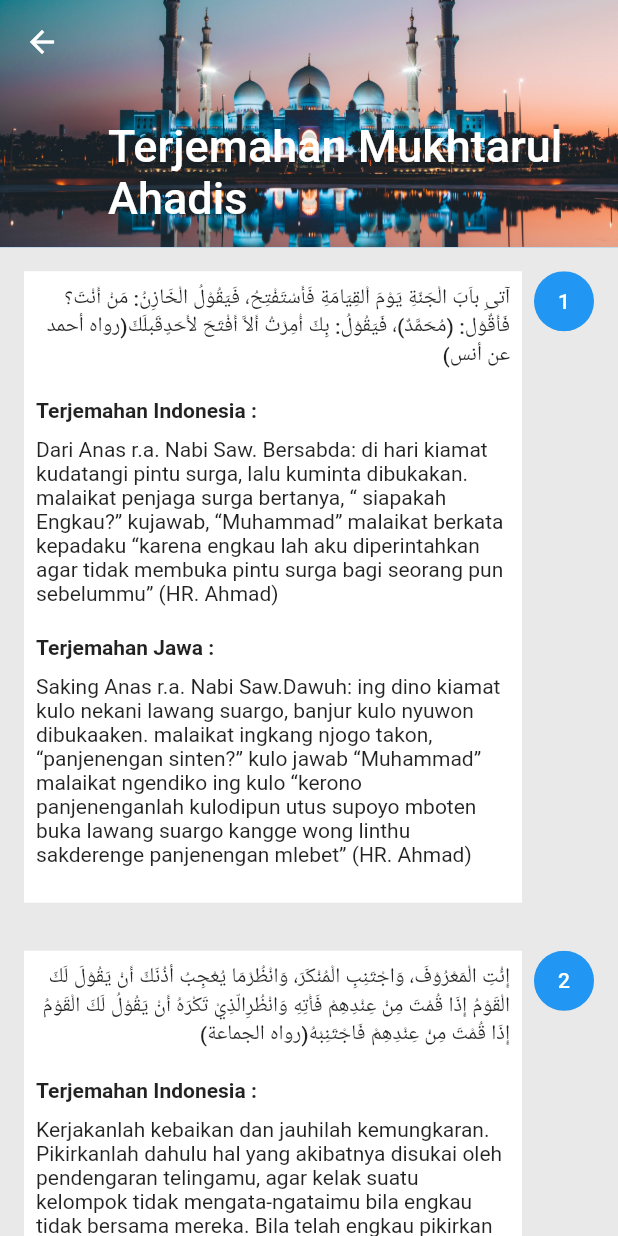
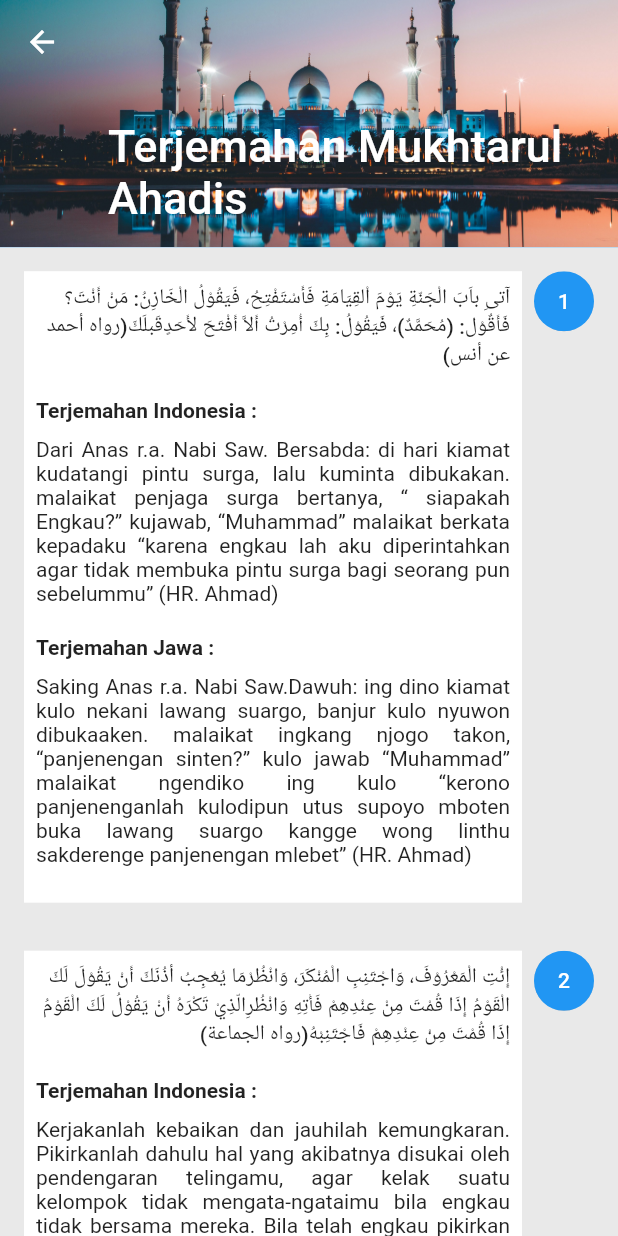
Before and after one commit to almasaml/flutter_app-master, a Flutter app: the MukhtarulHadist screen opened directly, on a phone screen of 412 x 824 dp. Run offline on Flutter 3.47's test engine with Material 2 defaults, Android fonts, the light colour scheme and no system bars; our stand-ins replace convex_bottom_bar, dropdown_search, get_storage, google_fonts, sizer; accounts and stored records are empty; network calls fail.

Commit message:
setting bahasa semua hadist

```diff
--- a/lib/menu/mukhtarulHadist.dart
+++ b/lib/menu/mukhtarulHadist.dart
@@ -4,6 +4,8 @@ import 'dart:convert';
 import 'package:flutter/material.dart';
 import 'package:flutter/services.dart' as rootBundle;
 import 'package:flutter_app/model/arabModel.dart';
+import 'package:flutter_app/model/mode_bahasa_model.dart';
+import 'package:flutter_app/utils/visible_widget.dart';
 import 'package:sizer/sizer.dart';
 
 import '../utils/storage.dart';
@@ -48,10 +50,7 @@ class _MukhtarulHadistState extends State<MukhtarulHadist> {
                     var items = data.data as List<ArabDataModel>;
                     return ListView.builder(itemBuilder: (context, index) {
                       return HadistListItem(
-                          arab: items[index].value.toString(),
-                          indonesia: items[index].valueIndonesia.toString(),
-                          jawa: items[index].valueJawa.toString(),
-                          ayat: items[index].id.toString());
+                          arab: items[index].value.toString(), indonesia: items[index].valueIndonesia.toString(), jawa: items[index].valueJawa.toString(), ayat: items[index].id.toString());
                     });
                   } else {
                     return Center(
@@ -68,12 +67,9 @@ class _MukhtarulHadistState extends State<MukhtarulHadist> {
   }
 
   Future<List<ArabDataModel>> readJsonData() async {
-    final jsondata =
-        await rootBundle.rootBundle.loadString('jsonfile/arab.json');
-    final jsondata2 =
-        await rootBundle.rootBundle.loadString('jsonfile/indonesia.json');
-    final jsondata3 =
-        await rootBundle.rootBundle.loadString('jsonfile/jawa.json');
+    final jsondata = await rootBundle.rootBundle.loadString('jsonfile/arab.json');
+    final jsondata2 = await rootBundle.rootBundle.loadString('jsonfile/indonesia.json');
+    final jsondata3 = await rootBundle.rootBundle.loadString('jsonfile/jawa.json');
     final list = json.decode(jsondata) as List<dynamic>;
     final list2 = json.decode(jsondata2) as List<dynamic>;
     final list3 = json.decode(jsondata3) as List<dynamic>;
@@ -149,6 +145,7 @@ class _Hadist extends StatelessWidget {
   @override
   Widget build(BuildContext context) {
     final double scale = Storage.fontScale;
+    final ModeBahasaModel bahasaModel = Storage.allHadistBahasa;
 
     return Container(
       width: 100.w,
@@ -158,22 +155,26 @@ class _Hadist extends StatelessWidget {
       child: Column(
         crossAxisAlignment: CrossAxisAlignment.end,
         children: <Widget>[
-          Text(
-            arab,
-            style: TextStyle(
-              fontWeight: FontWeight.w500,
-              fontSize: 14.0 * scale,
+          VisibleWidget(
+            visible: bahasaModel.arab,
+            child: Text(
+              arab,
+              style: TextStyle(
+                fontWeight: FontWeight.w500,
+                fontSize: 14.0 * scale,
+              ),
+              textAlign: TextAlign.right,
             ),
-            textAlign: TextAlign.right,
           ),
-          const Padding(padding: EdgeInsets.symmetric(vertical: 10.0)),
-          Column(
+          VisibleWidget(
+            visible: bahasaModel.indonesia,
+            child: Column(
               crossAxisAlignment: CrossAxisAlignment.start,
               children: <Widget>[
+                const Padding(padding: EdgeInsets.symmetric(vertical: 10.0)),
                 Text(
                   "Terjemahan Indonesia :",
-                  style: TextStyle(
-                      fontSize: 14.0 * scale, fontWeight: FontWeight.bold),
+                  style: TextStyle(fontSize: 14.0 * scale, fontWeight: FontWeight.bold),
                   textAlign: TextAlign.left,
                 ),
                 SizedBox(
@@ -182,17 +183,20 @@ class _Hadist extends StatelessWidget {
                 Text(
                   indonesia,
                   style: TextStyle(fontSize: 14.0 * scale),
-                  textAlign: TextAlign.left,
+                  textAlign: TextAlign.justify,
                 ),
-              ]),
-          const Padding(padding: EdgeInsets.symmetric(vertical: 10.0)),
-          Column(
+              ],
+            ),
+          ),
+          VisibleWidget(
+            visible: bahasaModel.jawa,
+            child: Column(
               crossAxisAlignment: CrossAxisAlignment.start,
               children: <Widget>[
+                const Padding(padding: EdgeInsets.symmetric(vertical: 10.0)),
                 Text(
                   "Terjemahan Jawa :",
-                  style: TextStyle(
-                      fontSize: 14.0 * scale, fontWeight: FontWeight.bold),
+                  style: TextStyle(fontSize: 14.0 * scale, fontWeight: FontWeight.bold),
                   textAlign: TextAlign.left,
                 ),
                 SizedBox(
@@ -201,9 +205,11 @@ class _Hadist extends StatelessWidget {
                 Text(
                   jawa,
                   style: TextStyle(fontSize: 14.0 * scale),
-                  textAlign: TextAlign.left,
+                  textAlign: TextAlign.justify,
                 ),
-              ]),
+              ],
+            ),
+          ),
           Container(height: 16.0),
         ],
       ),
```
